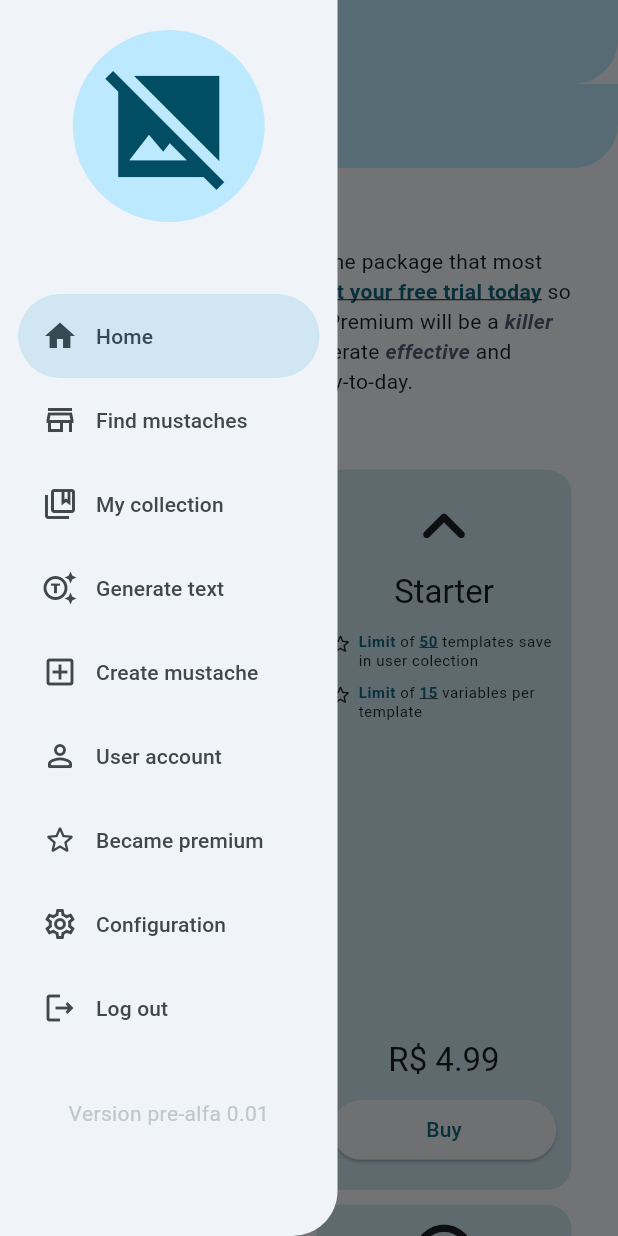
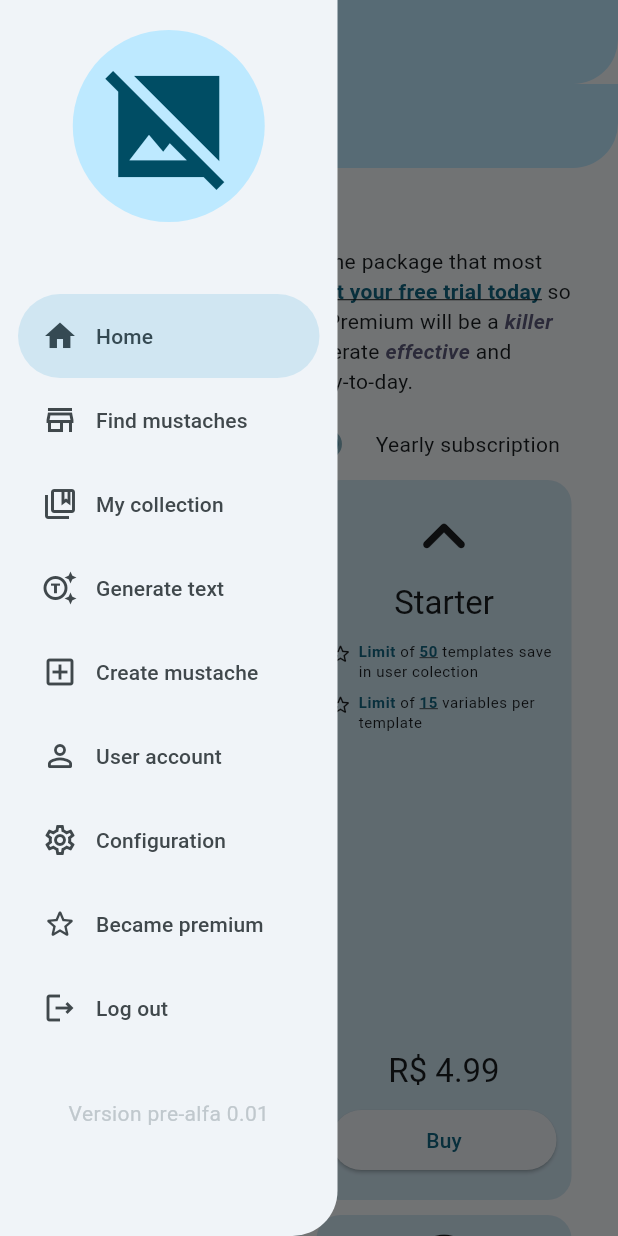
Before and after one commit to igormidev/Mustache-Hub, a Flutter app: the BecamePremiumMain screen opened by its route, with the side drawer open, on a phone screen of 412 x 824 dp. Run offline on Flutter 3.47's test engine with Material 2 defaults, Android fonts, the phone set to English and light mode, and no system bars; our stand-ins replace bloc, dartz, dotted_border, equatable, firebase_auth, firebase_core and 7 more; missing offline and left inert: sandbox_logger; accounts and stored records are empty.

Commit message:
Year and month switch

```diff
--- a/lib/core/navigation/app_module.dart
+++ b/lib/core/navigation/app_module.dart
@@ -78,6 +78,7 @@ class AuthModule extends Module {
   void binds(Injector i) {
     i.addSingleton<LoginBloc>(LoginBloc.new);
     i.addSingleton<AuthBloc>(AuthBloc.new);
+    i.addSingleton<IUserSource>(UserSourceImpl.new);
   }
 
   @override
--- a/lib/modules/auth/core/enums/e_drawer_navigation_possibilities.dart
+++ b/lib/modules/auth/core/enums/e_drawer_navigation_possibilities.dart
@@ -38,17 +38,18 @@ enum EDrawerNavigationPossibilities {
     'User account',
     'Account',
   ),
+
+  settings(
+    Icons.settings_outlined,
+    Icons.settings,
+    'Configuration',
+    'Configs',
+  ),
   becamePremium(
     Icons.star_outline_rounded,
     Icons.star_rounded,
     'Became premium',
     'Premium',
-  ),
-  settings(
-    Icons.settings_outlined,
-    Icons.settings,
-    'Configuration',
-    'Configs',
   ),
   logOut(
     Icons.logout_outlined,
--- a/lib/modules/auth/views/dashboard/widgets/dashboard_drawer.dart
+++ b/lib/modules/auth/views/dashboard/widgets/dashboard_drawer.dart
@@ -81,6 +81,12 @@ class _DashboardDrawer extends StatelessWidget with PageModuleNavigator {
                           return SizedBox.fromSize();
                         }
                       }
+                      if (navOption ==
+                          EDrawerNavigationPossibilities.becamePremium) {
+                        if (userState.isLoggedIn == false) {
+                          return SizedBox.fromSize();
+                        }
+                      }
                       return NavigationDrawerDestination(
                         icon: Icon(navOption.unselectedIcon),
                         selectedIcon: Icon(navOption.selectedIcon),
--- a/lib/modules/became_premium/views/became_premium_main.dart
+++ b/lib/modules/became_premium/views/became_premium_main.dart
@@ -1,14 +1,17 @@
 import 'package:flutter/material.dart';
+import 'package:flutter_hooks/flutter_hooks.dart';
 import 'package:mustachehub/core/extensions/theme.dart';
 import 'package:mustachehub/modules/became_premium/core/enum/premium_tier.dart';
+import 'package:mustachehub/modules/became_premium/views/components/switch_month_year.dart';
 import 'package:mustachehub/modules/became_premium/views/components/widgets/became_premium_header.dart';
 import 'package:mustachehub/modules/became_premium/views/components/widgets/tier_product_tile.dart';
 
-class BecamePremiumMain extends StatelessWidget {
+class BecamePremiumMain extends HookWidget {
   const BecamePremiumMain({super.key});
 
   @override
   Widget build(BuildContext context) {
+    final isYear = useState(true);
     return Scaffold(
       appBar: AppBar(
         title: const Text('Pricing page'),
@@ -17,13 +20,15 @@ class BecamePremiumMain extends StatelessWidget {
         padding: const EdgeInsets.all(20),
         children: [
           const BecamePremiumHeader(),
-          SizedBox(height: context.height * 0.05),
+          SwitchMonthYear(isYear: isYear),
           Wrap(
             spacing: 10,
             runSpacing: 10,
             alignment: WrapAlignment.center,
             children: PremiumTier.values.map((tier) {
-              return TierProductTile(tier: tier);
+              return TierProductTile(
+                tier: tier,
+              );
             }).toList(),
           ),
         ],
--- /dev/null
+++ b/lib/modules/became_premium/views/components/switch_month_year.dart
@@ -0,0 +1,36 @@
+import 'package:flutter/material.dart';
+import 'package:flutter_hooks/flutter_hooks.dart';
+import 'package:mustachehub/core/extensions/context_extensions.dart';
+
+class SwitchMonthYear extends StatelessWidget {
+  final ValueNotifier<bool> isYear;
+  const SwitchMonthYear({
+    super.key,
+    required this.isYear,
+  });
+
+  @override
+  Widget build(BuildContext context) {
+    return Row(
+      mainAxisAlignment: MainAxisAlignment.center,
+      children: [
+        const Text('Monthly'),
+        const Text(' subscription'),
+        const SizedBox(width: 8),
+        Transform.scale(
+          scale: 0.6,
+          child: Switch.adaptive(
+            value: isYear.value,
+            activeColor: context.scheme.primary,
+            onChanged: (_) {
+              isYear.value = !isYear.value;
+            },
+          ),
+        ),
+        const SizedBox(width: 8),
+        const Text('Yearly'),
+        const Text(' subscription'),
+      ],
+    );
+  }
+}
--- a/pubspec.yaml
+++ b/pubspec.yaml
@@ -5,6 +5,9 @@ version: 1.0.0+1
 
 environment:
   sdk: '>=3.1.0 <4.0.0'
+dependency_overrides:
+  mustache_template:
+    path: packages/mustache
 
 dependencies:
   flutter:
@@ -16,7 +19,8 @@ dependencies:
   hydrated_bloc: ^9.1.0
   freezed_annotation: ^2.2.0
   mustache_template:
-    path: packages/mustache
+  mason:
+    path: packages/mason/packages/mason
   equatable:
   flutter_modular: ^6.1.1
   dotted_border: 2.0.0+3
```
Also changed, not shown: lib/modules/create_template/views/create_template/components/sections/template_info_form_section.dart (added, +15 -0 lines), lib/modules/create_template/views/create_template/create_template_main.dart (+16 -0 lines).
